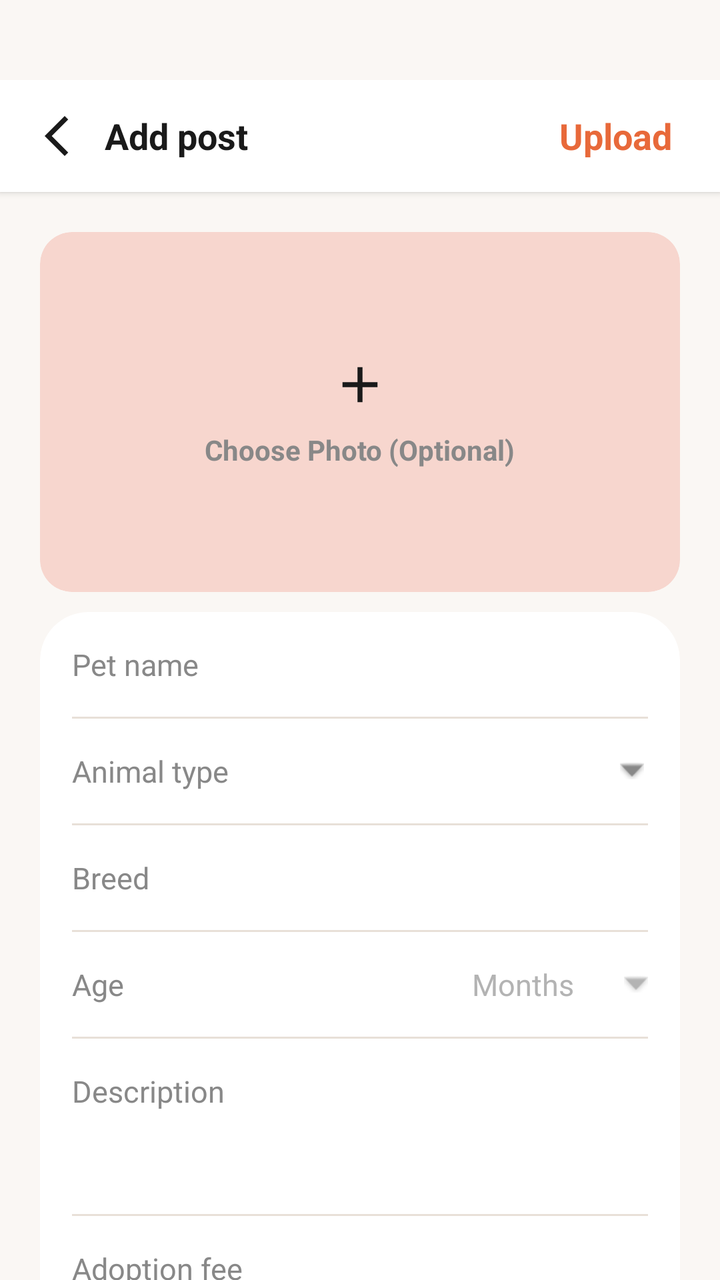
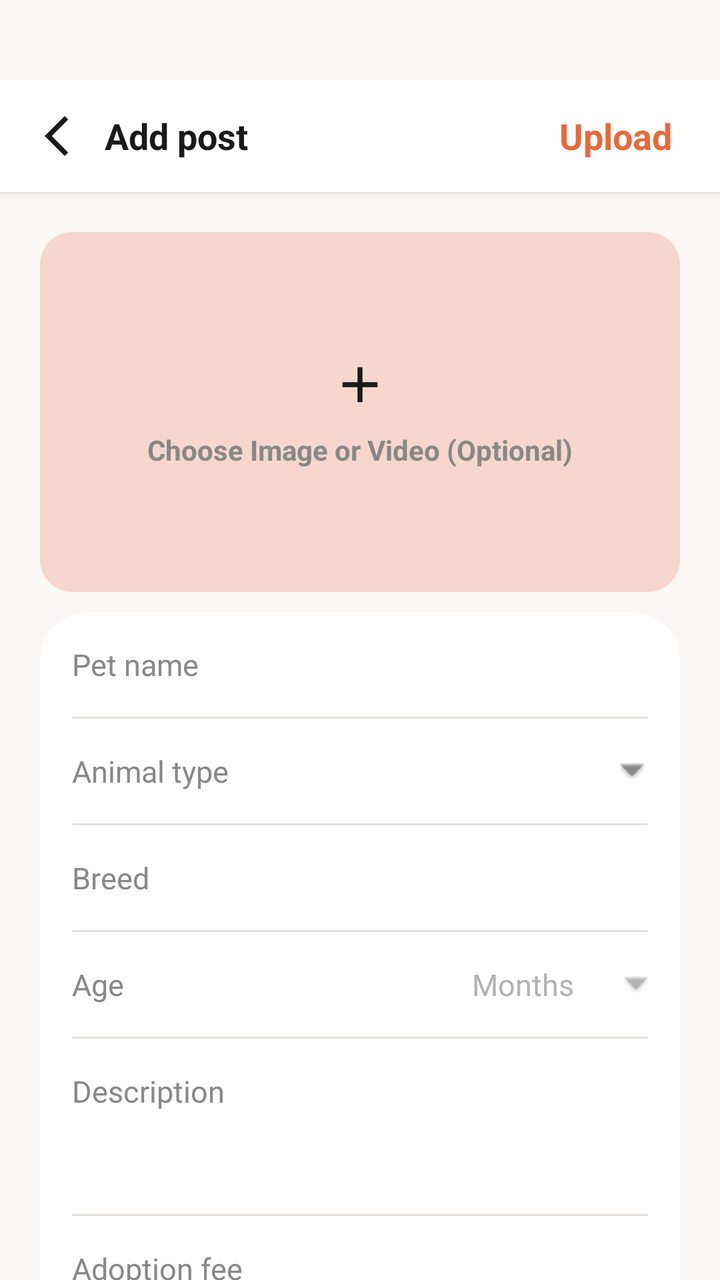

An Android layout rendered at two revisions. The XML below is the earlier revision; the diff shows what the commit changed to produce the second picture.
<!-- AndroidManifest.xml: application theme Theme.AdoptUs -->
<!-- res/layout/fragment_add_post.xml -->
<?xml version="1.0" encoding="utf-8"?>
<RelativeLayout xmlns:android="http://schemas.android.com/apk/res/android"
    xmlns:app="http://schemas.android.com/apk/res-auto"
    android:layout_width="match_parent"
    android:layout_height="match_parent"
    android:background="@color/app_background"
    android:fitsSystemWindows="true"
    android:paddingTop="@dimen/screen_top_safe_padding">

    <RelativeLayout
        android:id="@+id/topBarAdd"
        android:layout_width="match_parent"
        android:layout_height="56dp"
        android:paddingHorizontal="16dp"
        android:background="@color/white"
        android:elevation="2dp">

        <ImageButton
            android:id="@+id/btnBack"
            android:layout_width="48dp"
            android:layout_height="48dp"
            android:layout_alignParentStart="true"
            android:layout_centerVertical="true"
            android:layout_marginStart="-12dp"
            android:background="?attr/selectableItemBackgroundBorderless"
            android:contentDescription="Back"
            android:padding="12dp"
            android:scaleType="fitCenter"
            android:src="@drawable/ic_back"
            app:tint="@color/gray_hint" />

        <TextView
            android:layout_width="wrap_content"
            android:layout_height="wrap_content"
            android:layout_toEndOf="@id/btnBack"
            android:layout_centerVertical="true"
            android:layout_marginStart="0dp"
            android:text="Add post"
            android:textColor="@color/gray_hint"
            android:textSize="18sp"
            android:textStyle="bold" />

        <TextView
            android:id="@+id/btnUpload"
            android:layout_width="wrap_content"
            android:layout_height="wrap_content"
            android:layout_alignParentEnd="true"
            android:layout_centerVertical="true"
            android:background="?attr/selectableItemBackgroundBorderless"
            android:clickable="true"
            android:focusable="true"
            android:padding="8dp"
            android:text="Upload"
            android:textColor="@color/primary_orange"
            android:textSize="18sp"
            android:textStyle="bold" />
    </RelativeLayout>

    <androidx.core.widget.NestedScrollView
        android:layout_width="match_parent"
        android:layout_height="match_parent"
        android:layout_below="@id/topBarAdd">

        <LinearLayout
            android:layout_width="match_parent"
            android:layout_height="wrap_content"
            android:orientation="vertical"
            android:padding="20dp">

            <androidx.cardview.widget.CardView
                android:id="@+id/btnSelectMedia"
                android:layout_width="match_parent"
                android:layout_height="180dp"
                android:layout_marginBottom="10dp"
                app:cardCornerRadius="16dp"
                app:cardBackgroundColor="@color/highlight_orange"
                app:cardElevation="0dp">

                <FrameLayout
                    android:layout_width="match_parent"
                    android:layout_height="match_parent"
                    android:foreground="?attr/selectableItemBackground">

                    <ImageView
                        android:id="@+id/imgSelectedPhoto"
                        android:layout_width="match_parent"
                        android:layout_height="match_parent"
                        android:contentDescription="Selected photo"
                        android:scaleType="centerCrop"
                        android:visibility="gone" />

                    <LinearLayout
                        android:id="@+id/mediaPrompt"
                        android:layout_width="match_parent"
                        android:layout_height="match_parent"
                        android:gravity="center"
                        android:orientation="vertical">

                        <ImageView
                            android:id="@+id/imgUpload"
                            android:layout_width="30dp"
                            android:layout_height="30dp"
                            android:contentDescription="Upload Icon"
                            android:src="@drawable/ic_add"
                            app:tint="@color/gray_hint" />

                        <TextView
                            android:layout_width="wrap_content"
                            android:layout_height="wrap_content"
                            android:layout_marginTop="8dp"
                            android:text="Choose Photo (Optional)"
                            android:textColor="@color/light_gray"
                            android:textStyle="bold" />
                    </LinearLayout>
                </FrameLayout>
            </androidx.cardview.widget.CardView>


        <androidx.cardview.widget.CardView
            android:layout_width="match_parent"
            android:layout_height="wrap_content"
            android:layout_marginBottom="24dp"
            app:cardCornerRadius="24dp"
            app:cardElevation="0dp"
            app:cardBackgroundColor="@color/white">

            <LinearLayout
                android:layout_width="match_parent"
                android:layout_height="wrap_content"
                android:orientation="vertical">

                <EditText
                    android:id="@+id/etPetName"
                    android:layout_width="match_parent"
                    android:layout_height="wrap_content"
                    android:hint="Pet name"
                    android:background="@null"
                    android:paddingVertical="16dp"
                    android:paddingStart="16dp"
                    android:paddingEnd="16dp"
                    android:textSize="15sp"
                    android:textColor="@color/gray_hint"
                    android:textColorHint="@color/light_gray"
                    android:inputType="textCapWords" />

                <View
                    android:layout_width="match_parent"
                    android:layout_height="1dp"
                    android:background="@color/gray_stroke"
                    android:layout_marginStart="16dp"
                    android:layout_marginEnd="16dp"/>

                <RelativeLayout
                    android:layout_width="match_parent"
                    android:layout_height="wrap_content">
                    <AutoCompleteTextView
                        android:id="@+id/actvPetType"
                        android:layout_width="match_parent"
                        android:layout_height="wrap_content"
                        android:hint="Animal type"
                        android:background="@null"
                        android:paddingVertical="16dp"
                        android:paddingStart="16dp"
                        android:paddingEnd="32dp"
                        android:textSize="15sp"
                        android:textColor="@color/gray_hint"
                        android:textColorHint="@color/light_gray"
                        android:inputType="none"
                        android:focusable="false"
                        android:clickable="true"/>
                    <ImageView
                        android:layout_width="12dp"
                        android:layout_height="12dp"
                        android:layout_alignParentEnd="true"
                        android:layout_centerVertical="true"
                        android:layout_marginEnd="18dp"
                        android:src="@android:drawable/arrow_down_float"
                        app:tint="@color/light_gray" />
                </RelativeLayout>

                <View
                    android:layout_width="match_parent"
                    android:layout_height="1dp"
                    android:background="@color/gray_stroke"
                    android:layout_marginStart="16dp"
                    android:layout_marginEnd="16dp"/>

                <EditText
                    android:id="@+id/etPetBreed"
                    android:layout_width="match_parent"
                    android:layout_height="wrap_content"
                    android:hint="Breed"
                    android:background="@null"
                    android:paddingVertical="16dp"
                    android:paddingStart="16dp"
                    android:paddingEnd="16dp"
                    android:textSize="15sp"
                    android:textColor="@color/gray_hint"
                    android:textColorHint="@color/light_gray"
                    android:inputType="textCapWords" />

                <View
                    android:layout_width="match_parent"
                    android:layout_height="1dp"
                    android:background="@color/gray_stroke"
                    android:layout_marginStart="16dp"
                    android:layout_marginEnd="16dp"/>

                <LinearLayout
                    android:layout_width="match_parent"
                    android:layout_height="wrap_content"
                    android:orientation="horizontal">

                    <EditText
                        android:id="@+id/etPetAge"

                        android:layout_width="0dp"

                        android:layout_height="wrap_content"
                        android:layout_weight="1"
                        android:background="@null"
                        android:hint="Age"
                        android:inputType="number"
                        android:paddingVertical="16dp"
                        android:paddingStart="16dp"
                        android:textColor="@color/gray_hint"
                        android:textColorHint="@color/light_gray"
                        android:textSize="15sp" />

                    <RelativeLayout
                        android:layout_width="120dp"
                        android:layout_height="wrap_content">

                        <AutoCompleteTextView
                            android:id="@+id/actvAgeUnit"
                            android:layout_width="wrap_content"
                            android:layout_height="wrap_content"
                            android:background="@null"
                            android:gravity="end"
                            android:hint="Months"
                            android:inputType="none"
                            android:paddingVertical="16dp"
                            android:paddingStart="16dp"
                            android:paddingEnd="32dp"
                            android:textColor="@color/gray_hint"
                            android:textColorHint="#B3B3B3"
                            android:textSize="15sp" />

                        <ImageView
                            android:layout_width="12dp"
                            android:layout_height="12dp"
                            android:layout_alignParentEnd="true"
                            android:layout_centerVertical="true"
                            android:layout_marginEnd="16dp"
                            android:src="@android:drawable/arrow_down_float"
                            app:tint="#B3B3B3" />
                    </RelativeLayout>

                </LinearLayout>

                <View
                    android:layout_width="match_parent"
                    android:layout_height="1dp"
                    android:background="@color/gray_stroke"
                    android:layout_marginStart="16dp"
                    android:layout_marginEnd="16dp"/>

                <EditText
                    android:id="@+id/etPetDescription"
                    android:layout_width="match_parent"
                    android:layout_height="wrap_content"
                    android:hint="Description"
                    android:background="@null"
                    android:paddingVertical="16dp"
                    android:paddingStart="16dp"
                    android:paddingEnd="16dp"
                    android:textSize="15sp"
                    android:textColor="@color/gray_hint"
                    android:textColorHint="@color/light_gray"
                    android:gravity="top"
                    android:inputType="textMultiLine"
                    android:lines="3" />

                <View
                    android:layout_width="match_parent"
                    android:layout_height="1dp"
                    android:background="@color/gray_stroke"
                    android:layout_marginStart="16dp"
                    android:layout_marginEnd="16dp"/>

                <EditText
                    android:id="@+id/etAdoptionFee"
                    android:layout_width="match_parent"
                    android:layout_height="wrap_content"
                    android:hint="Adoption fee"
                    android:background="@null"
                    android:paddingVertical="16dp"
                    android:paddingStart="16dp"
                    android:paddingEnd="16dp"
                    android:textSize="15sp"
                    android:textColor="@color/gray_hint"
                    android:textColorHint="@color/light_gray"
                    android:inputType="number" />

                <View
                    android:layout_width="match_parent"
                    android:layout_height="1dp"
                    android:background="@color/gray_stroke"
                    android:layout_marginStart="16dp"
                    android:layout_marginEnd="16dp"/>

                <CheckBox
                    android:id="@+id/cbVaccinated"
                    android:layout_width="match_parent"
                    android:layout_height="wrap_content"
                    android:text="Vaccinated"
                    android:layout_marginStart="8dp"
                    android:textColor="@color/gray_hint" />

                <CheckBox
                    android:id="@+id/cbHealthPassport"
                    android:layout_width="match_parent"
                    android:layout_height="wrap_content"
                    android:layout_marginBottom="4dp"
                    android:text="Pet Health Passport"
                    android:layout_marginStart="8dp"
                    android:textColor="@color/gray_hint" />

            </LinearLayout>
        </androidx.cardview.widget.CardView>
        </LinearLayout>
    </androidx.core.widget.NestedScrollView>

    <FrameLayout
        android:id="@+id/addPostLoadingOverlay"
        android:layout_width="match_parent"
        android:layout_height="match_parent"
        android:background="#80FFFFFF"
        android:clickable="true"
        android:focusable="true"
        android:visibility="gone">

        <ProgressBar
            android:layout_width="wrap_content"
            android:layout_height="wrap_content"
            android:layout_gravity="center" />
    </FrameLayout>

</RelativeLayout>
<!-- resources referenced by this layout -->
<resources>
  <color name="app_background">#FAF7F4</color>
  <color name="gray_hint">#1A1A1A</color>
  
      // app color
  <color name="gray_stroke">#E8E0D8</color>
  
      // text color
  <color name="highlight_orange">#F7D6CE</color>
  <color name="light_gray">#888888</color>
  <color name="primary_orange">#E8693A</color>
  <color name="white">#FFFFFFFF</color>
  
      // component color
  <dimen name="screen_top_safe_padding">40dp</dimen>
  <!-- drawable ic_add (drawable) -->
  <vector xmlns:android="http://schemas.android.com/apk/res/android" android:height="24dp" android:tint="#000000" android:viewportHeight="960" android:viewportWidth="960" android:width="24dp">
        
      <path android:fillColor="@android:color/white" android:pathData="M440,520L200,520L200,440L440,440L440,200L520,200L520,440L760,440L760,520L520,520L520,760L440,760L440,520Z"/>
      
  </vector>
  <!-- drawable ic_back (drawable) -->
  <vector xmlns:android="http://schemas.android.com/apk/res/android" android:height="24dp" android:tint="#000000" android:viewportHeight="24" android:viewportWidth="24" android:width="24dp">
        
      <path android:fillColor="@android:color/white" android:pathData="M17.77,3.77l-1.77,-1.77l-10,10l10,10l1.77,-1.77l-8.23,-8.23z"/>
      
  </vector>
  <style name="Theme.AdoptUs" parent="Base.Theme.AdoptUs" />
  <style name="Base.Theme.AdoptUs" parent="Theme.Material3.DayNight.NoActionBar">
  
          <item name="colorSecondaryContainer">@color/highlight_orange</item>
  
      </style>
</resources>

<!-- the commit's change to res/layout/fragment_add_post.xml (unified diff, before → after) -->
@@ -89,6 +89,18 @@
                         android:scaleType="centerCrop"
                         android:visibility="gone" />
 
+                    <ImageView
+                        android:id="@+id/imgVideoIndicator"
+                        android:layout_width="56dp"
+                        android:layout_height="56dp"
+                        android:layout_gravity="center"
+                        android:background="#99000000"
+                        android:contentDescription="Selected video"
+                        android:padding="14dp"
+                        android:src="@android:drawable/ic_media_play"
+                        android:visibility="gone"
+                        app:tint="@color/white" />
+
                     <LinearLayout
                         android:id="@+id/mediaPrompt"
                         android:layout_width="match_parent"
@@ -108,7 +120,7 @@
                             android:layout_width="wrap_content"
                             android:layout_height="wrap_content"
                             android:layout_marginTop="8dp"
-                            android:text="Choose Photo (Optional)"
+                            android:text="Choose Image or Video (Optional)"
                             android:textColor="@color/light_gray"
                             android:textStyle="bold" />
                     </LinearLayout>
